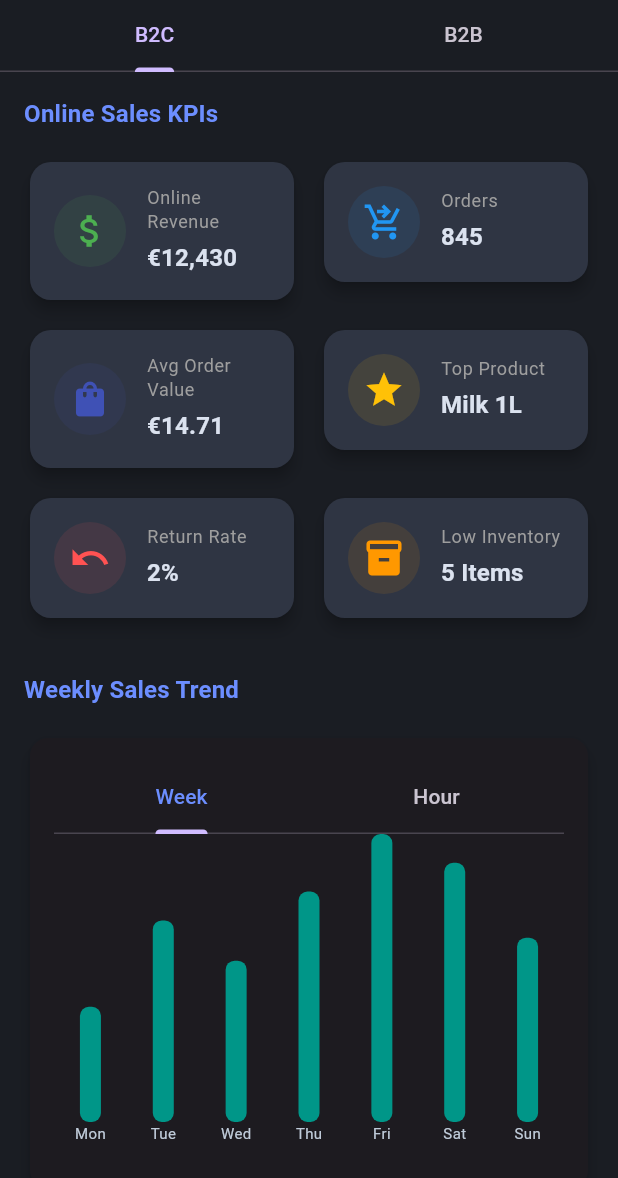
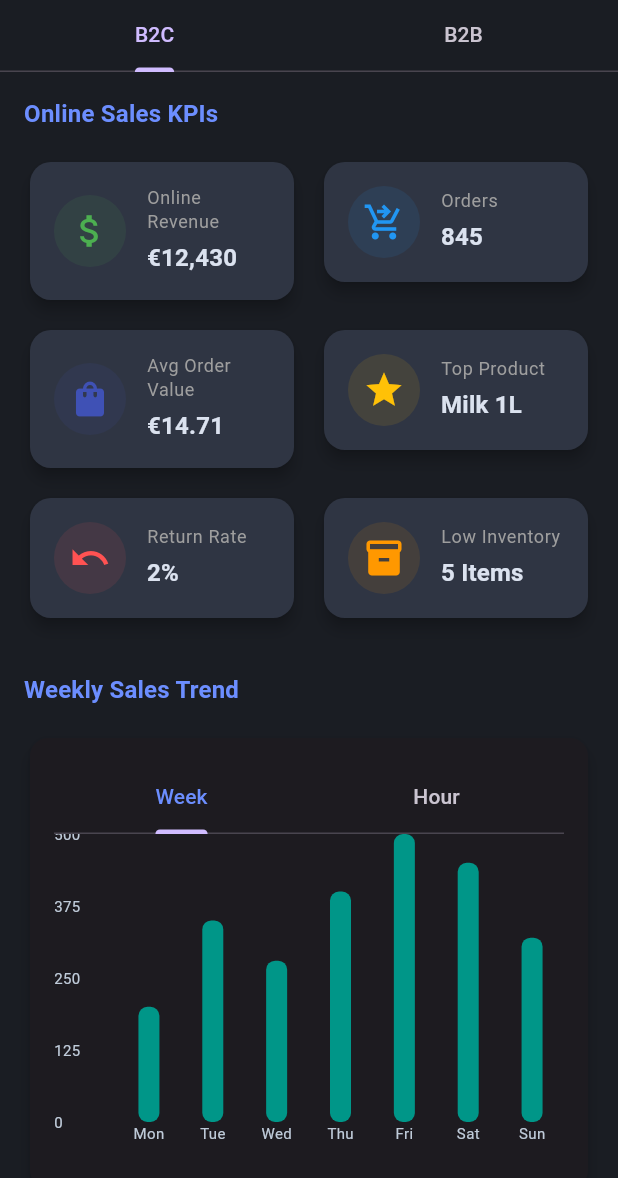
Before and after one commit to festimii/mobile, a Flutter app: the SalesTab screen opened directly, on a phone screen of 412 x 824 dp. Shown: the top 1178 px of the screen. Run offline on Flutter 3.47's test engine with Material 3 defaults, Android fonts, the phone set to English and light mode, and no system bars; drawn by our look-alikes of fl_chart; our stand-ins replace flutter_secure_storage, qr_flutter, shared_preferences; accounts and stored records are empty; network calls fail.

Commit message:
Improve readability of sales bar charts

```diff
--- a/crm_retail_app/lib/features/dashboard/tabs/home_tab.dart
+++ b/crm_retail_app/lib/features/dashboard/tabs/home_tab.dart
@@ -1,3 +1,5 @@
+import 'dart:math';
+
 import 'package:flutter/material.dart';
 import 'package:fl_chart/fl_chart.dart';
 
@@ -81,15 +83,53 @@ class SalesBarChart extends StatelessWidget {
 
   const SalesBarChart({super.key, required this.data});
 
+  String _formatValue(double value) {
+    if (value >= 1000000) {
+      return '${(value / 1000000).toStringAsFixed(value % 1000000 == 0 ? 0 : 1)}m';
+    } else if (value >= 1000) {
+      return '${(value / 1000).toStringAsFixed(value % 1000 == 0 ? 0 : 1)}k';
+    } else {
+      return value.toStringAsFixed(0);
+    }
+  }
+
+  double _calcMaxY() {
+    final maxVal = data.map((e) => e.sales).reduce(max);
+    if (maxVal <= 0) return 0;
+    final magnitude = pow(10, maxVal.toInt().toString().length - 1).toDouble();
+    return ((maxVal / magnitude).ceil() * magnitude);
+  }
+
   @override
   Widget build(BuildContext context) {
+    final maxY = _calcMaxY();
     return BarChart(
       BarChartData(
+        maxY: maxY,
         alignment: BarChartAlignment.spaceAround,
-        barTouchData: BarTouchData(enabled: true),
+        barTouchData: BarTouchData(
+          enabled: true,
+          touchTooltipData: BarTouchTooltipData(
+            tooltipBgColor: Colors.black87,
+            getTooltipItem: (group, groupIndex, rod, rodIndex) {
+              return BarTooltipItem(
+                _formatValue(rod.toY),
+                const TextStyle(color: Colors.white),
+              );
+            },
+          ),
+        ),
         titlesData: FlTitlesData(
-          leftTitles: const AxisTitles(
-            sideTitles: SideTitles(showTitles: false),
+          leftTitles: AxisTitles(
+            sideTitles: SideTitles(
+              showTitles: true,
+              reservedSize: 42,
+              interval: maxY == 0 ? 1 : maxY / 4,
+              getTitlesWidget: (value, _) => Text(
+                _formatValue(value),
+                style: const TextStyle(fontSize: 10),
+              ),
+            ),
           ),
           rightTitles: const AxisTitles(
             sideTitles: SideTitles(showTitles: false),
@@ -119,8 +159,7 @@ class SalesBarChart extends StatelessWidget {
         ),
         borderData: FlBorderData(show: false),
         gridData: const FlGridData(show: false),
-        barGroups:
-            data.asMap().entries.map((entry) {
+        barGroups: data.asMap().entries.map((entry) {
           final x = entry.key;
           final y = entry.value.sales;
           return BarChartGroupData(
```
Lines whose indentation alone changed are shown as unchanged.
